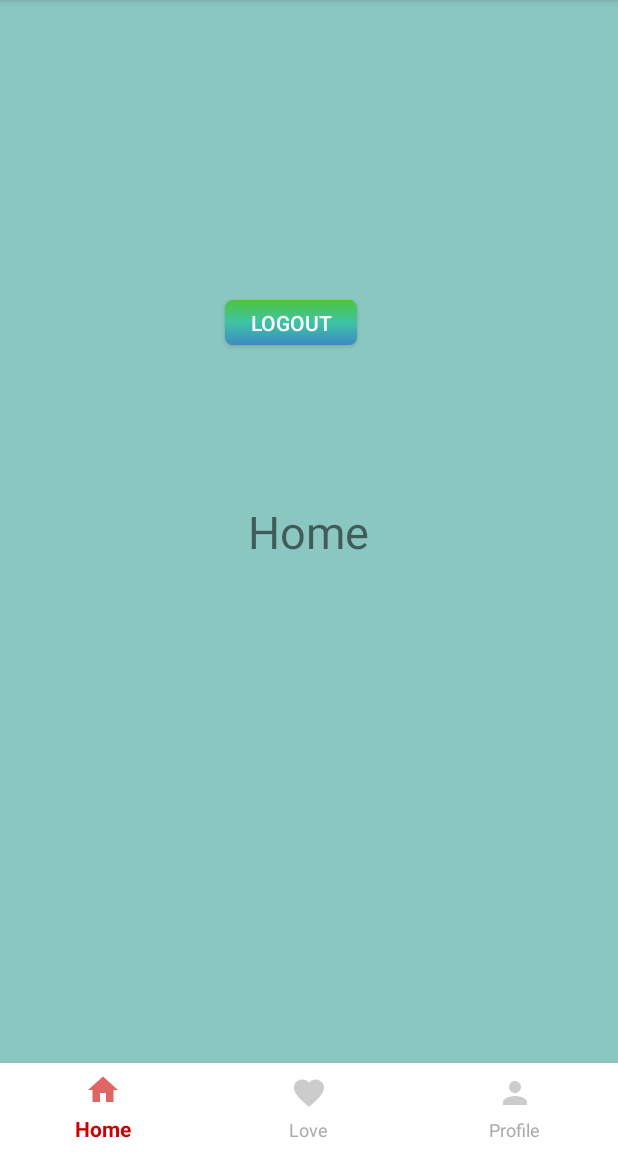
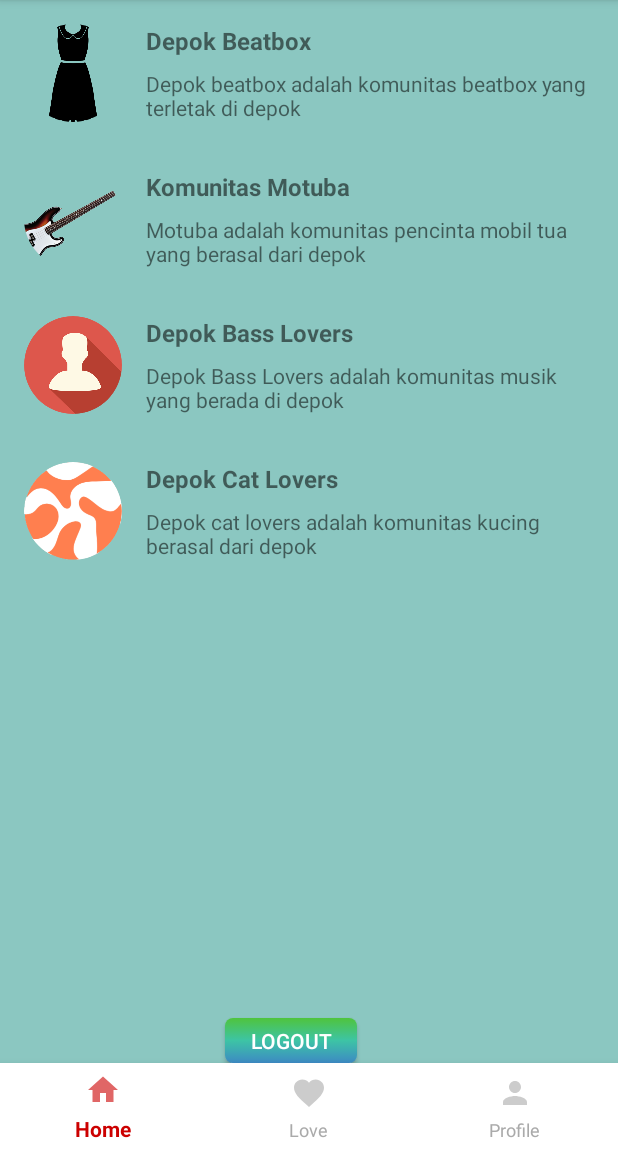
Before and after one commit to rashgaroth/Society_try, an Android app: the HomeFragment screen opened directly, with no data from a screen before it, on a phone screen of 412 x 824 dp, the part 84-1236 px from its top. Run offline under Robolectric (Android 15) with nearby library versions, the phone set to English and light mode, and no system bars; our stand-ins replace CircleImageView.

Commit message:
Penambahan RecycleView pada menu utama

```diff
--- a/app/src/main/java/com/example/fragment/HomeFragment.java
+++ b/app/src/main/java/com/example/fragment/HomeFragment.java
@@ -8,6 +8,8 @@ import android.view.ViewGroup;
 import androidx.annotation.NonNull;
 import androidx.annotation.Nullable;
 import androidx.fragment.app.Fragment;
+import androidx.recyclerview.widget.LinearLayoutManager;
+import androidx.recyclerview.widget.RecyclerView;
 
 import com.example.society_try.R;
 
@@ -16,6 +18,13 @@ public class HomeFragment extends Fragment {
     @Override
     public View onCreateView(@NonNull LayoutInflater inflater, @Nullable ViewGroup container, @Nullable Bundle savedInstanceState) {
         View v = inflater.inflate(R.layout.fragment_home, container, false);
+        RecyclerView recyclerView = v.findViewById(R.id.recyclerview);
+
+        ListAdapter list = new ListAdapter();
+
+        recyclerView.setAdapter(list);
+        RecyclerView.LayoutManager layoutManager = new LinearLayoutManager(getActivity());
+        recyclerView.setLayoutManager(layoutManager);
         return v;
     }
 }
--- /dev/null
+++ b/app/src/main/java/com/example/fragment/ListAdapter.java
@@ -0,0 +1,59 @@
+package com.example.fragment;
+
+import android.view.LayoutInflater;
+import android.view.View;
+import android.view.ViewGroup;
+import android.widget.ImageView;
+import android.widget.TextView;
+
+import androidx.annotation.NonNull;
+import androidx.recyclerview.widget.RecyclerView;
+
+import com.example.society_try.R;
+
+public class ListAdapter extends RecyclerView.Adapter {
+    @NonNull
+    @Override
+    public RecyclerView.ViewHolder onCreateViewHolder(@NonNull ViewGroup parent, int viewType) {
+
+        View view = LayoutInflater.from(parent.getContext()).inflate(R.layout.list_recycler, parent, false);
+
+        return new ListViewHolder(view);
+    }
+
+    @Override
+    public void onBindViewHolder(@NonNull RecyclerView.ViewHolder holder, int position) {
+        ((ListViewHolder) holder).blindView(position);
+    }
+
+    @Override
+    public int getItemCount() {
+        return SocietyData.judul.length;
+    }
+
+    private class ListViewHolder extends RecyclerView.ViewHolder implements View.OnClickListener{
+
+        private ImageView gambar;
+        private TextView judul, deskripsi;
+
+        public ListViewHolder(@NonNull View itemView) {
+            super(itemView);
+
+            judul = itemView.findViewById(R.id.tv_item_name);
+            deskripsi = itemView.findViewById(R.id.tv_item_detail);
+            gambar = itemView.findViewById(R.id.img_item_photo);
+        }
+
+        public void blindView(int position){
+            judul.setText(SocietyData.judul[position]);
+            deskripsi.setText(SocietyData.deskripsi[position]);
+            gambar.setImageResource(SocietyData.gambar[position]);
+        }
+
+        @Override
+        public void onClick(View v) {
+
+        }
+    }
+
+}
--- /dev/null
+++ b/app/src/main/java/com/example/fragment/SocietyData.java
@@ -0,0 +1,28 @@
+package com.example.fragment;
+
+import com.example.society_try.R;
+
+public class SocietyData  {
+
+    public static String[] judul = new String[] {
+      "Depok Beatbox",
+      "Komunitas Motuba",
+      "Depok Bass Lovers",
+      "Depok Cat Lovers"
+    };
+
+    public static String[] deskripsi = new String[]{
+      "Depok beatbox adalah komunitas beatbox yang terletak di depok",
+      "Motuba adalah komunitas pencinta mobil tua yang berasal dari depok",
+      "Depok Bass Lovers adalah komunitas musik yang berada di depok",
+      "Depok cat lovers adalah komunitas kucing berasal dari depok"
+    };
+
+    public static int[] gambar = new int[]{
+            R.drawable.baju,
+            R.drawable.bass,
+            R.drawable.gjwr8,
+            R.drawable.hobhub
+    };
+
+}
--- a/app/src/main/java/com/example/society_try/MainMenu.java
+++ b/app/src/main/java/com/example/society_try/MainMenu.java
@@ -52,9 +52,6 @@ public class MainMenu extends AppCompatActivity {
                 case R.id.navigation_profile:
                     selectedFragment = new ProfileFragment();
                     break;
-                default:
-                    selectedFragment = new HomeFragment();
-                    break;
             }
             getSupportFragmentManager().beginTransaction().replace(R.id.fragment_layout, selectedFragment)
                     .setCustomAnimations(R.anim.anim_1, R.anim.anim_2,R.anim.anim_1, R.anim.anim_2).commit();
--- a/app/src/main/res/layout/activity_main_menu.xml
+++ b/app/src/main/res/layout/activity_main_menu.xml
@@ -12,7 +12,7 @@
         android:layout_height="match_parent"
         android:layout_above="@id/bottomNavigationView"
         >
-
+    </FrameLayout>
     <Button
         android:id="@+id/logout_button"
         android:layout_width="wrap_content"
@@ -21,10 +21,9 @@
         android:textColor="@color/white"
         android:layout_marginLeft="150dp"
         android:layout_marginTop="200dp"
+        android:layout_above="@id/bottomNavigationView"
         android:shadowColor="@color/colorAccent"
         />
-    </FrameLayout>
-
     <com.google.android.material.bottomnavigation.BottomNavigationView
         android:id="@+id/bottomNavigationView"
         android:layout_width="match_parent"
--- a/app/src/main/res/layout/fragment_home.xml
+++ b/app/src/main/res/layout/fragment_home.xml
@@ -1,17 +1,13 @@
 <?xml version="1.0" encoding="utf-8"?>
-<RelativeLayout xmlns:android="http://schemas.android.com/apk/res/android"
+<FrameLayout xmlns:android="http://schemas.android.com/apk/res/android"
     android:layout_width="match_parent" android:layout_height="match_parent"
     android:background="@color/community_list"
+    android:id="@+id/placeholder"
     android:clickable="true"
     >
-
-    <TextView
-        android:id="@+id/name"
-        android:layout_width="wrap_content"
-        android:layout_height="wrap_content"
-        android:layout_centerInParent="true"
-        android:text="Home"
-        android:textSize="30dp"
+    <androidx.recyclerview.widget.RecyclerView
+        android:layout_width="match_parent"
+        android:layout_height="match_parent"
+        android:id="@+id/recyclerview"
         />
-
-</RelativeLayout>
+</FrameLayout>
--- /dev/null
+++ b/app/src/main/res/layout/list_recycler.xml
@@ -0,0 +1,40 @@
+<?xml version="1.0" encoding="utf-8"?>
+<RelativeLayout xmlns:android="http://schemas.android.com/apk/res/android"
+    xmlns:tools="http://schemas.android.com/tools"
+    android:layout_width="match_parent"
+    android:layout_height="wrap_content"
+    android:orientation="horizontal"
+    android:padding="16dp">
+
+    <de.hdodenhof.circleimageview.CircleImageView
+        android:id="@+id/img_item_photo"
+        android:layout_width="65dp"
+        android:layout_height="65dp"
+        android:layout_marginEnd="16dp"
+        tools:src="@android:color/darker_gray" />
+
+    <LinearLayout
+        android:layout_width="match_parent"
+        android:layout_height="wrap_content"
+        android:layout_centerVertical="true"
+        android:layout_toEndOf="@id/img_item_photo"
+        android:orientation="vertical">
+
+        <TextView
+            android:id="@+id/tv_item_name"
+            android:layout_width="match_parent"
+            android:layout_height="wrap_content"
+            android:layout_marginBottom="8dp"
+            android:textSize="16sp"
+            android:textStyle="bold"
+            tools:text="Judul" />
+
+        <TextView
+            android:id="@+id/tv_item_detail"
+            android:layout_width="match_parent"
+            android:layout_height="wrap_content"
+            android:ellipsize="end"
+            android:maxLines="2"
+            tools:text="Deskripsi" />
+    </LinearLayout>
+</RelativeLayout>
--- /dev/null
+++ b/app/src/main/res/values/list_item.xml
@@ -0,0 +1,6 @@
+<?xml version="1.0" encoding="utf-8"?>
+<resources>
+
+
+
+</resources>
```
Also changed, not shown: app/build.gradle (+8 -0 lines), app/src/main/java/com/example/fragment/HomeFragmentTry.java (deleted, +0 -64 lines), app/src/main/java/com/example/fragment/ListFragment.java (added, +15 -0 lines), app/src/main/java/com/example/society_try/ActivityRegister.java (+11 -2 lines). Lines whose indentation alone changed are shown as unchanged.
